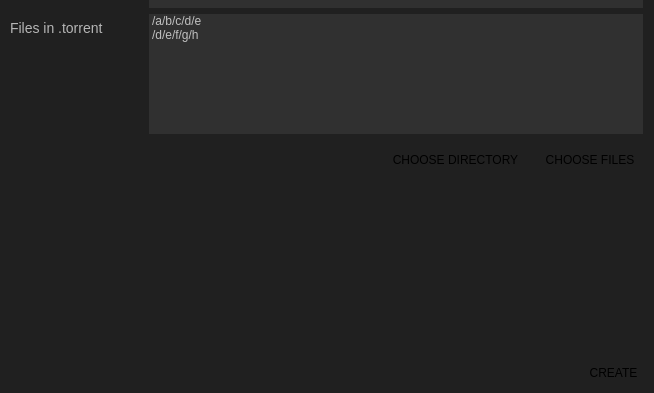
The window that TriblerGUI/qt_resources/mainwindow.ui (Tribler/tribler) describes before a commit, drawn with Qt 5; both pictures show x 201 to 855 and y 262 to 655 of the 855 by 655 pixel window.
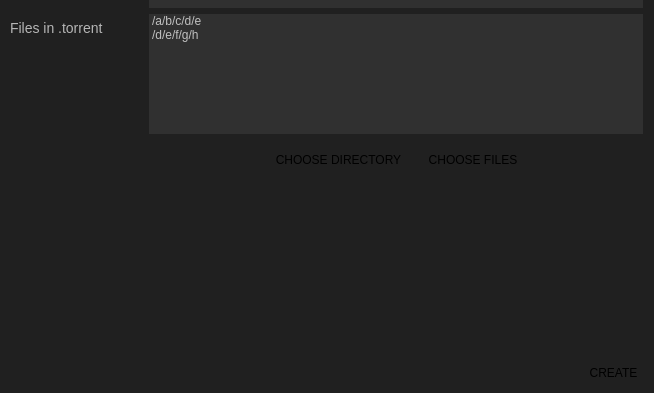
The same window after the commit. The open tabs and pages were chosen to show the change. Icons and pictures are not drawn. Custom widgets are drawn as their Qt base class.

The edit to the form file:
```diff
--- a/TriblerGUI/qt_resources/mainwindow.ui
+++ b/TriblerGUI/qt_resources/mainwindow.ui
@@ -3555,7 +3555,7 @@
                      <item row="3" column="1">
                       <widget class="QWidget" name="widget_21" native="true">
                        <property name="sizePolicy">
-                        <sizepolicy hsizetype="Fixed" vsizetype="Fixed">
+                        <sizepolicy hsizetype="Expanding" vsizetype="Fixed">
                          <horstretch>0</horstretch>
                          <verstretch>0</verstretch>
                         </sizepolicy>
@@ -3589,7 +3589,7 @@
                           </property>
                           <property name="sizeHint" stdset="0">
                            <size>
-                            <width>252</width>
+                            <width>40</width>
                             <height>20</height>
                            </size>
                           </property>
@@ -3597,6 +3597,12 @@
                         </item>
                         <item>
                          <widget class="EllipseButton" name="create_torrent_choose_dir_button">
+                          <property name="sizePolicy">
+                           <sizepolicy hsizetype="Preferred" vsizetype="Fixed">
+                            <horstretch>0</horstretch>
+                            <verstretch>0</verstretch>
+                           </sizepolicy>
+                          </property>
                           <property name="minimumSize">
                            <size>
                             <width>0</width>
@@ -3641,7 +3647,7 @@
                         <item>
                          <widget class="EllipseButton" name="create_torrent_choose_files_button">
                           <property name="sizePolicy">
-                           <sizepolicy hsizetype="Expanding" vsizetype="Fixed">
+                           <sizepolicy hsizetype="Preferred" vsizetype="Fixed">
                             <horstretch>0</horstretch>
                             <verstretch>0</verstretch>
                            </sizepolicy>
@@ -3671,6 +3677,19 @@
                           </property>
                          </widget>
                         </item>
+                        <item>
+                         <spacer name="horizontalSpacer_65">
+                          <property name="orientation">
+                           <enum>Qt::Horizontal</enum>
+                          </property>
+                          <property name="sizeHint" stdset="0">
+                           <size>
+                            <width>40</width>
+                            <height>20</height>
+                           </size>
+                          </property>
+                         </spacer>
+                        </item>
                        </layout>
                       </widget>
                      </item>
```
Left out of the diff: 5 changed lines with no effect on the pictures.
